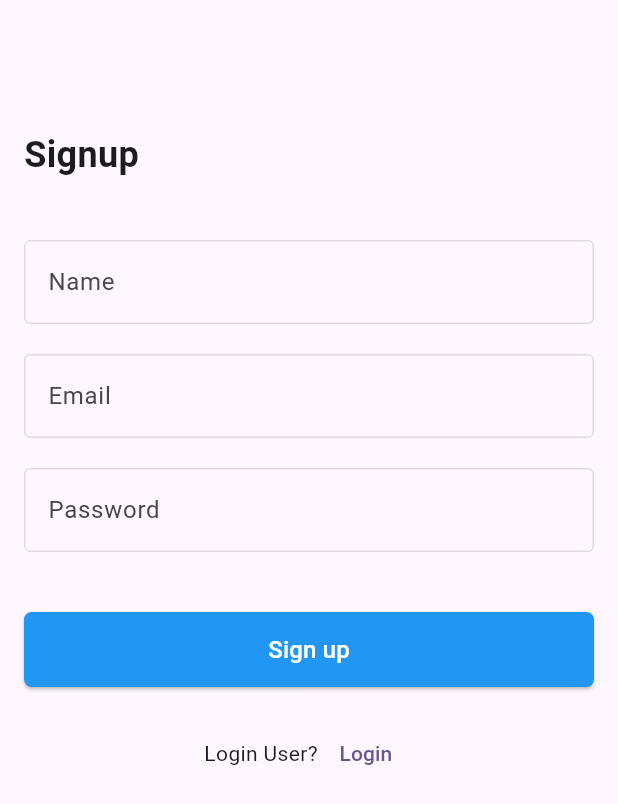
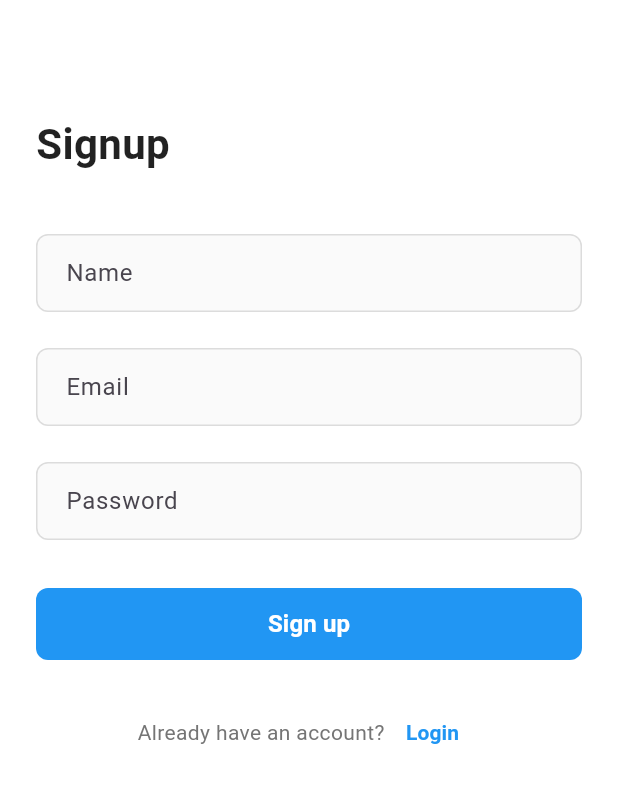
Before and after one commit to Deodate/FlutterAuthentication, a Flutter app: the SignUpScreen screen opened directly, on a phone screen of 412 x 824 dp. Shown: the top 804 px of the screen. Run offline on Flutter 3.47's test engine with Material 3 defaults, Android fonts, the phone set to English and light mode, and no system bars.

Commit message:
Signup and login screens

```diff
--- a/authenticationmobileapplication/lib/screens/sinup.dart
+++ b/authenticationmobileapplication/lib/screens/sinup.dart
@@ -11,10 +11,12 @@ class SignUpScreen extends StatefulWidget {
 }
 
 class _SignUpScreenState extends State<SignUpScreen> {
+  final _formKey = GlobalKey<FormState>();
   final AuthServices authServices = AuthServices();
   final TextEditingController _nameController = TextEditingController();
   final TextEditingController _emailController = TextEditingController();
   final TextEditingController _passwordController = TextEditingController();
+  bool _isLoading = false;
 
   @override
   void dispose() {
@@ -24,97 +26,209 @@ class _SignUpScreenState extends State<SignUpScreen> {
     super.dispose();
   }
 
-  void signUpUser() {
-    authServices.SignUpUser(
+  void signUpUser() async {
+    if (_formKey.currentState!.validate()) {
+      setState(() {
+        _isLoading = true;
+      });
+
+      await authServices.SignUpUser(
         context: context,
         email: _emailController.text,
         password: _passwordController.text,
         name: _nameController.text,
       );
+
+      setState(() {
+        _isLoading = false;
+      });
+    }
+  }
+
+  String? _validateName(String? value) {
+    if (value == null || value.isEmpty) {
+      return 'Please enter your name';
+    }
+    return null;
+  }
+
+  String? _validateEmail(String? value) {
+    if (value == null || value.isEmpty) {
+      return 'Please enter your email';
+    }
+    if (!RegExp(r'^[\w-\.]+@([\w-]+\.)+[\w-]{2,4}$').hasMatch(value)) {
+      return 'Please enter a valid email';
+    }
+    return null;
+  }
+
+  String? _validatePassword(String? value) {
+    if (value == null || value.isEmpty) {
+      return 'Please enter your password';
+    }
+    if (value.length < 6) {
+      return 'Password must be at least 6 characters';
+    }
+    return null;
   }
 
   @override
   Widget build(BuildContext context) {
     return Scaffold(
+      backgroundColor: Colors.white,
       body: SafeArea(
+        child: SingleChildScrollView(
           child: Padding(
-          padding: const EdgeInsets.all(16.0),
+            padding: const EdgeInsets.symmetric(horizontal: 24.0, vertical: 16.0),
+            child: Form(
+              key: _formKey,
               child: Column(
                 crossAxisAlignment: CrossAxisAlignment.start,
                 children: [
-              const SizedBox(height: 70),
+                  const SizedBox(height: 60),
                   const Text(
                     'Signup',
                     style: TextStyle(
-                  fontSize: 24,
+                      fontSize: 28,
                       fontWeight: FontWeight.bold,
+                      color: Colors.black87,
                     ),
                   ),
                   const SizedBox(height: 40),
-              TextField(
+                  TextFormField(
                     controller: _nameController,
-                decoration: const InputDecoration(
+                    validator: _validateName,
+                    decoration: InputDecoration(
                       hintText: 'Name',
-                  border: OutlineInputBorder(),
+                      filled: true,
+                      fillColor: Colors.grey[50],
+                      border: OutlineInputBorder(
+                        borderRadius: BorderRadius.circular(8),
+                        borderSide: const BorderSide(color: Colors.black12),
+                      ),
                       enabledBorder: OutlineInputBorder(
-                    borderSide: BorderSide(color: Colors.black12),
+                        borderRadius: BorderRadius.circular(8),
+                        borderSide: const BorderSide(color: Colors.black12),
+                      ),
+                      focusedBorder: OutlineInputBorder(
+                        borderRadius: BorderRadius.circular(8),
+                        borderSide: const BorderSide(color: Colors.blue),
+                      ),
+                      contentPadding: const EdgeInsets.symmetric(
+                        horizontal: 16,
+                        vertical: 14,
                       ),
                     ),
                   ),
-              const SizedBox(height: 20),
-              TextField(
+                  const SizedBox(height: 24),
+                  TextFormField(
                     controller: _emailController,
-                decoration: const InputDecoration(
+                    validator: _validateEmail,
+                    keyboardType: TextInputType.emailAddress,
+                    decoration: InputDecoration(
                       hintText: 'Email',
-                  border: OutlineInputBorder(),
+                      filled: true,
+                      fillColor: Colors.grey[50],
+                      border: OutlineInputBorder(
+                        borderRadius: BorderRadius.circular(8),
+                        borderSide: const BorderSide(color: Colors.black12),
+                      ),
                       enabledBorder: OutlineInputBorder(
-                    borderSide: BorderSide(color: Colors.black12),
+                        borderRadius: BorderRadius.circular(8),
+                        borderSide: const BorderSide(color: Colors.black12),
+                      ),
+                      focusedBorder: OutlineInputBorder(
+                        borderRadius: BorderRadius.circular(8),
+                        borderSide: const BorderSide(color: Colors.blue),
+                      ),
+                      contentPadding: const EdgeInsets.symmetric(
+                        horizontal: 16,
+                        vertical: 14,
                       ),
                     ),
                   ),
-              const SizedBox(height: 20),
-              TextField(
+                  const SizedBox(height: 24),
+                  TextFormField(
                     controller: _passwordController,
+                    validator: _validatePassword,
                     obscureText: true,
-                decoration: const InputDecoration(
+                    decoration: InputDecoration(
                       hintText: 'Password',
-                  border: OutlineInputBorder(),
+                      filled: true,
+                      fillColor: Colors.grey[50],
+                      border: OutlineInputBorder(
+                        borderRadius: BorderRadius.circular(8),
+                        borderSide: const BorderSide(color: Colors.black12),
+                      ),
                       enabledBorder: OutlineInputBorder(
-                    borderSide: BorderSide(color: Colors.black12),
+                        borderRadius: BorderRadius.circular(8),
+                        borderSide: const BorderSide(color: Colors.black12),
+                      ),
+                      focusedBorder: OutlineInputBorder(
+                        borderRadius: BorderRadius.circular(8),
+                        borderSide: const BorderSide(color: Colors.blue),
+                      ),
+                      contentPadding: const EdgeInsets.symmetric(
+                        horizontal: 16,
+                        vertical: 14,
                       ),
                     ),
                   ),
-              const SizedBox(height: 40),
+                  const SizedBox(height: 32),
                   SizedBox(
                     width: double.infinity,
-                height: 50,
+                    height: 48,
                     child: ElevatedButton(
-                  onPressed: signUpUser,
+                      onPressed: _isLoading ? null : signUpUser,
                       style: ElevatedButton.styleFrom(
                         backgroundColor: Colors.blue,
                         shape: RoundedRectangleBorder(
-                      borderRadius: BorderRadius.circular(5),
+                          borderRadius: BorderRadius.circular(8),
                         ),
+                        elevation: 0,
                       ),
-                  child: const Text(
+                      child: _isLoading
+                          ? const SizedBox(
+                              height: 20,
+                              width: 20,
+                              child: CircularProgressIndicator(
+                                color: Colors.white,
+                                strokeWidth: 2,
+                              ),
+                            )
+                          : const Text(
                               'Sign up',
                               style: TextStyle(
                                 color: Colors.white,
                                 fontSize: 16,
+                                fontWeight: FontWeight.w600,
                               ),
                             ),
                     ),
                   ),
-              const SizedBox(height: 20),
+                  const SizedBox(height: 24),
                   Row(
                     mainAxisAlignment: MainAxisAlignment.center,
                     children: [
-                  const Text("Login User?"),
+                      Text(
+                        'Already have an account?',
+                        style: TextStyle(
+                          color: Colors.grey[600],
+                          fontSize: 14,
+                        ),
+                      ),
                       TextButton(
                         onPressed: () {
                           Navigator.pushNamed(context, '/login');
                         },
-                    child: const Text('Login'),
+                        child: const Text(
+                          'Login',
+                          style: TextStyle(
+                            color: Colors.blue,
+                            fontSize: 14,
+                            fontWeight: FontWeight.w600,
+                          ),
+                        ),
                       ),
                     ],
                   ),
@@ -122,6 +236,8 @@ class _SignUpScreenState extends State<SignUpScreen> {
               ),
             ),
           ),
+        ),
+      ),
     );
   }
 }
```
Also changed, not shown: authenticationmobileapplication/lib/screens/login.dart (+79 -0 lines), authenticationmobileapplication/lib/services/auth_services.dart (+11 -12 lines). Lines whose indentation alone changed are shown as unchanged.
